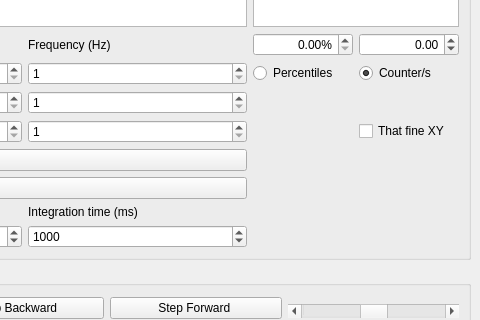
The window that gui/confocal_own/attocubePositionerGUI.ui (rasjen/qudi) describes before a commit, drawn with Qt 5; both pictures show x 443 to 923 and y 580 to 900 of the 923 by 1008 pixel window.
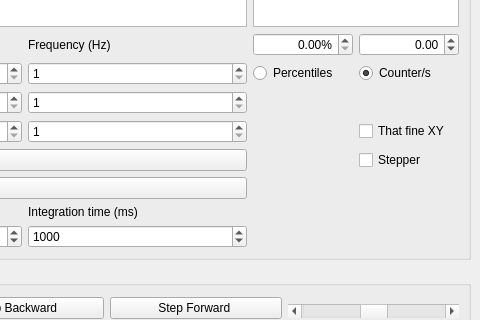
The same window after the commit. Custom widgets are drawn as their Qt base class.

Commit message: Stepper started

What changed in the file:
```diff
--- a/gui/confocal_own/attocubePositionerGUI.ui
+++ b/gui/confocal_own/attocubePositionerGUI.ui
@@ -423,6 +423,13 @@
          </property>
         </widget>
        </item>
+       <item row="7" column="4">
+        <widget class="QCheckBox" name="stepscan_checkBox">
+         <property name="text">
+          <string>Stepper </string>
+         </property>
+        </widget>
+       </item>
       </layout>
       <zorder>xyScanView</zorder>
       <zorder>contrastView</zorder>
```
Left out of the diff: 1 changed line with no effect on the pictures. The commit also changes 2 other files.
